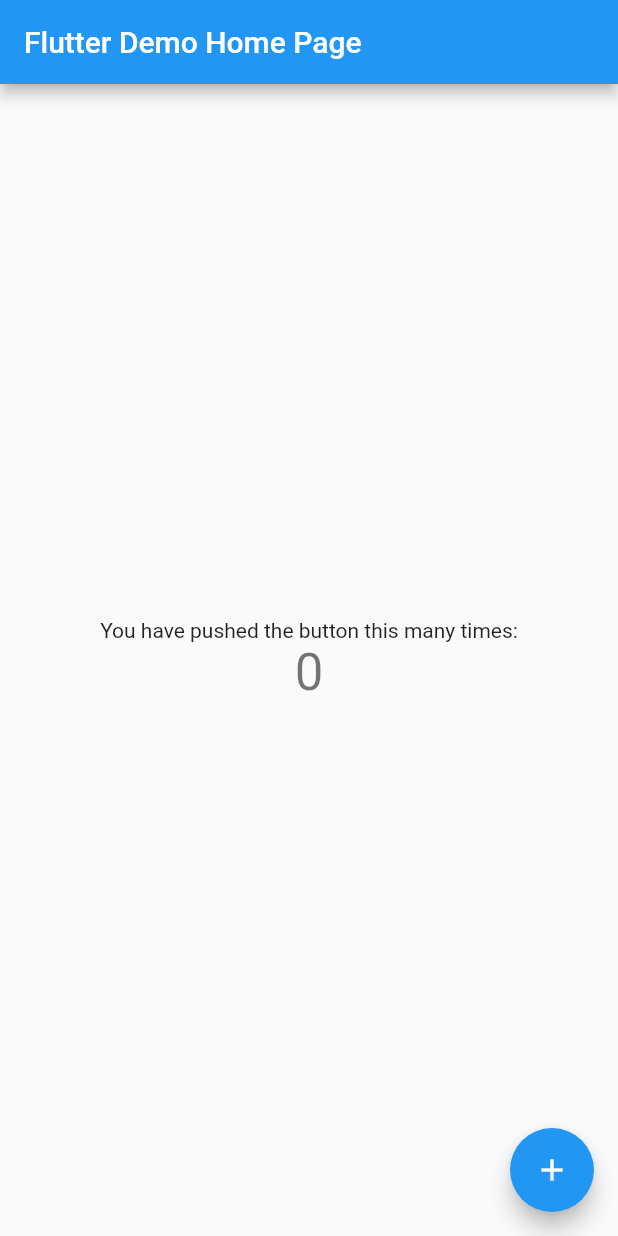
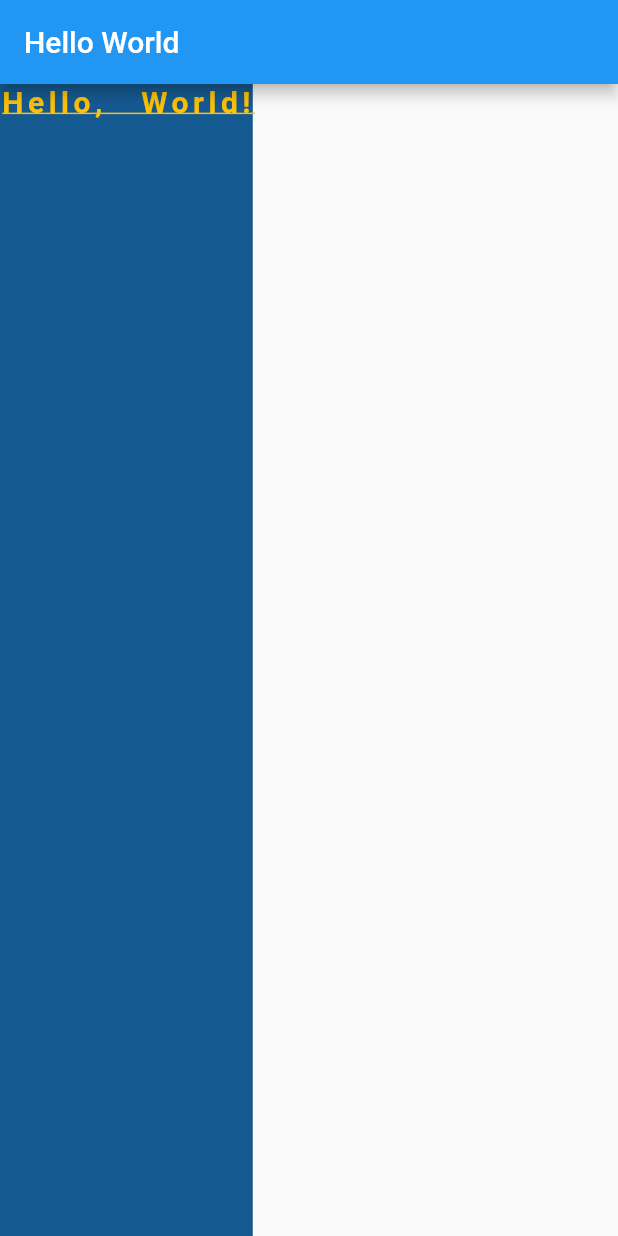
Before and after one commit to arthurmgui/app-hello-world-flutter, a Flutter app: the screen it shows after launch, on a phone screen of 412 x 824 dp. Run offline on Flutter 3.47's test engine with Material 2 defaults, Android fonts, the light colour scheme and no system bars.

Commit message:
correção da formatação do texte retirando a formatação da widget container

```diff
--- a/lib/main.dart
+++ b/lib/main.dart
@@ -1,115 +1,31 @@
 import 'package:flutter/material.dart';
 
 void main() {
-  runApp(const MyApp());
-}
-
-class MyApp extends StatelessWidget {
-  const MyApp({Key? key}) : super(key: key);
-
-  // This widget is the root of your application.
-  @override
-  Widget build(BuildContext context) {
-    return MaterialApp(
-      title: 'Flutter Demo',
-      theme: ThemeData(
-        // This is the theme of your application.
-        //
-        // Try running your application with "flutter run". You'll see the
-        // application has a blue toolbar. Then, without quitting the app, try
-        // changing the primarySwatch below to Colors.green and then invoke
-        // "hot reload" (press "r" in the console where you ran "flutter run",
-        // or simply save your changes to "hot reload" in a Flutter IDE).
-        // Notice that the counter didn't reset back to zero; the application
-        // is not restarted.
-        primarySwatch: Colors.blue,
+  runApp(MaterialApp(
+    title: "Hello, World!",
+    home: Scaffold(
+      appBar: AppBar(
+        title: Text("Hello World"),
+        backgroundColor: Colors.blue,
       ),
-      home: const MyHomePage(title: 'Flutter Demo Home Page'),
-    );
-  }
-}
-
-class MyHomePage extends StatefulWidget {
-  const MyHomePage({Key? key, required this.title}) : super(key: key);
-
-  // This widget is the home page of your application. It is stateful, meaning
-  // that it has a State object (defined below) that contains fields that affect
-  // how it looks.
-
-  // This class is the configuration for the state. It holds the values (in this
-  // case the title) provided by the parent (in this case the App widget) and
-  // used by the build method of the State. Fields in a Widget subclass are
-  // always marked "final".
-
-  final String title;
-
-  @override
-  State<MyHomePage> createState() => _MyHomePageState();
-}
-
-class _MyHomePageState extends State<MyHomePage> {
-  int _counter = 0;
-
-  void _incrementCounter() {
-    setState(() {
-      // This call to setState tells the Flutter framework that something has
-      // changed in this State, which causes it to rerun the build method below
-      // so that the display can reflect the updated values. If we changed
-      // _counter without calling setState(), then the build method would not be
-      // called again, and so nothing would appear to happen.
-      _counter++;
-    });
-  }
-
-  @override
-  Widget build(BuildContext context) {
-    // This method is rerun every time setState is called, for instance as done
-    // by the _incrementCounter method above.
-    //
-    // The Flutter framework has been optimized to make rerunning build methods
-    // fast, so that you can just rebuild anything that needs updating rather
-    // than having to individually change instances of widgets.
-    return Scaffold(
-      appBar: AppBar(
-        // Here we take the value from the MyHomePage object that was created by
-        // the App.build method, and use it to set our appbar title.
-        title: Text(widget.title),
-      ),
-      body: Center(
-        // Center is a layout widget. It takes a single child and positions it
-        // in the middle of the parent.
+      body: Container(
+        color: Color.fromARGB(255, 21, 89, 145),
         child: Column(
-          // Column is also a layout widget. It takes a list of children and
-          // arranges them vertically. By default, it sizes itself to fit its
-          // children horizontally, and tries to be as tall as its parent.
-          //
-          // Invoke "debug painting" (press "p" in the console, choose the
-          // "Toggle Debug Paint" action from the Flutter Inspector in Android
-          // Studio, or the "Toggle Debug Paint" command in Visual Studio Code)
-          // to see the wireframe for each widget.
-          //
-          // Column has various properties to control how it sizes itself and
-          // how it positions its children. Here we use mainAxisAlignment to
-          // center the children vertically; the main axis here is the vertical
-          // axis because Columns are vertical (the cross axis would be
-          // horizontal).
-          mainAxisAlignment: MainAxisAlignment.center,
-          children: <Widget>[
-            const Text(
-              'You have pushed the button this many times:',
-            ),
+          children: [
             Text(
-              '$_counter',
-              style: Theme.of(context).textTheme.headline4,
+              "Hello, World!",
+              style: TextStyle(
+                fontSize: 20,
+                color: Colors.amber,
+                letterSpacing: 3,
+                fontWeight: FontWeight.bold,
+                wordSpacing: 15,
+                decoration: TextDecoration.underline,
+              ),
             ),
           ],
         ),
       ),
-      floatingActionButton: FloatingActionButton(
-        onPressed: _incrementCounter,
-        tooltip: 'Increment',
-        child: const Icon(Icons.add),
-      ), // This trailing comma makes auto-formatting nicer for build methods.
-    );
-  }
+    ),
+  ));
 }
```
Also changed, not shown: 1 other file.
